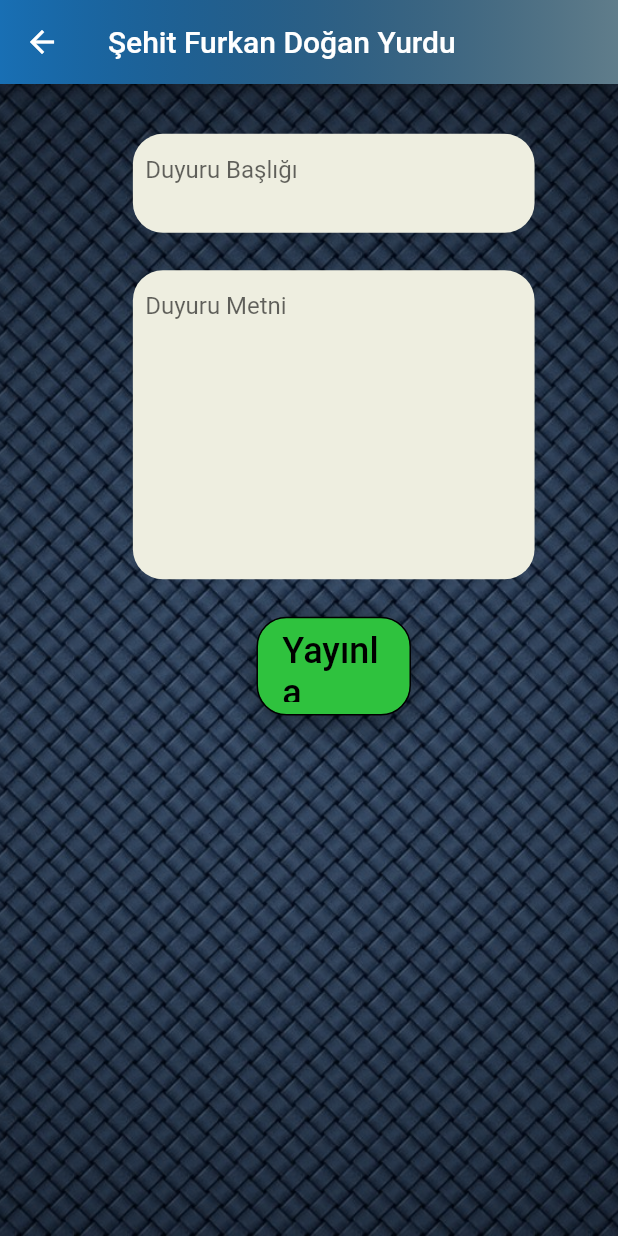
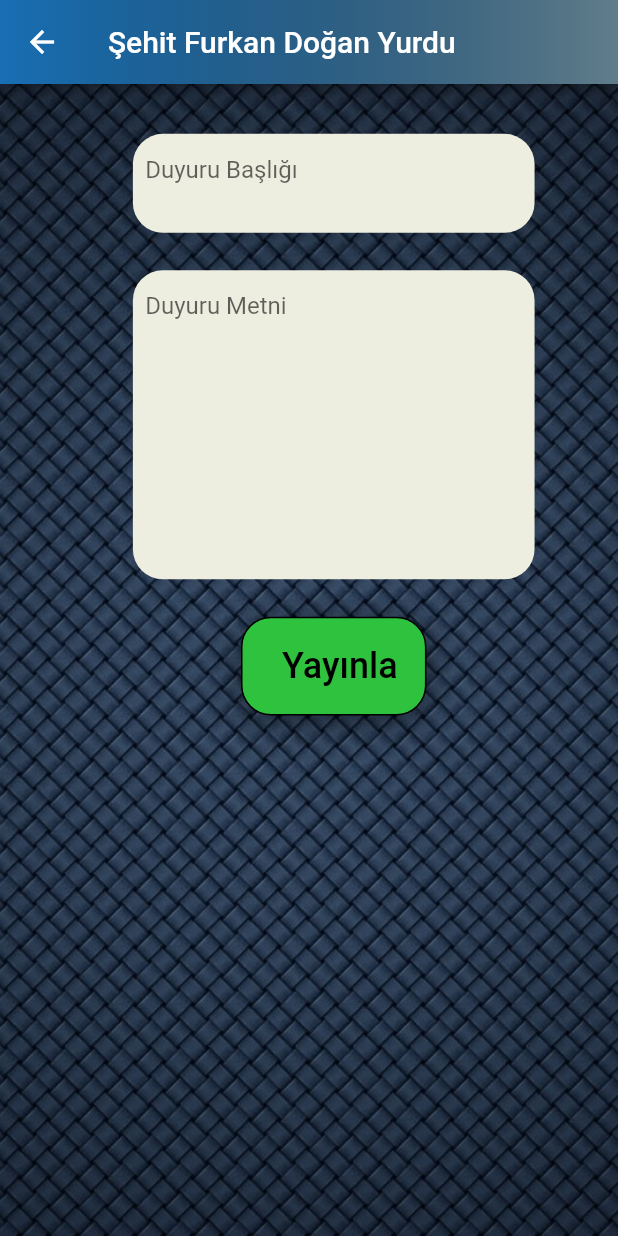
Before and after one commit to omerfarukx/yurt_yonetim_paneli, a Flutter app: the DuyuruEklePage screen opened directly, on a phone screen of 412 x 824 dp. Run offline on Flutter 3.47's test engine with Material 2 defaults, Android fonts, the phone set to English and light mode, and no system bars; our stand-ins replace cloud_firestore, firebase_auth, firebase_core, firebase_storage, fluttertoast, image_picker and 1 more; missing offline and left inert: editable; accounts and stored records are empty.

Commit message:
son kayıt

```diff
--- a/lib/KayıtEkleme/kayitekleme.dart
+++ b/lib/KayıtEkleme/kayitekleme.dart
@@ -159,6 +159,7 @@ class _KayitEklemePageState extends State<KayitEklemePage> {
                   ),
 
                   DropdownButtonFormField(
+
                       value: dropdownValue,
                       elevation: 10,
                       onChanged: (String newValue) {
--- a/lib/duyuruislemleri/duyuruekle/Etklinlik_yayinla.dart
+++ b/lib/duyuruislemleri/duyuruekle/Etklinlik_yayinla.dart
@@ -157,7 +157,7 @@ class _EtknlikYayinlaPageState extends State<EtknlikYayinlaPage> {
                     offset: Offset(0, 4),
                   )
                 ]),
-              width: size.width * 0.25,
+              width: size.width * 0.30,
               height: size.height * 0.08,
               child:  TextButton(onPressed:() async{
 
--- a/lib/duyuruislemleri/duyuruekle/duyuruekle.dart
+++ b/lib/duyuruislemleri/duyuruekle/duyuruekle.dart
@@ -114,7 +114,7 @@ class _DuyuruEklePageState extends State<DuyuruEklePage> {
                     offset: Offset(0, 4),
                   )
                 ]),
-              width: size.width * 0.25,
+              width: size.width * 0.30,
             height: size.height * 0.08,
               child:  TextButton(onPressed:() async{
 
```
Also changed, not shown: 1 other file.
